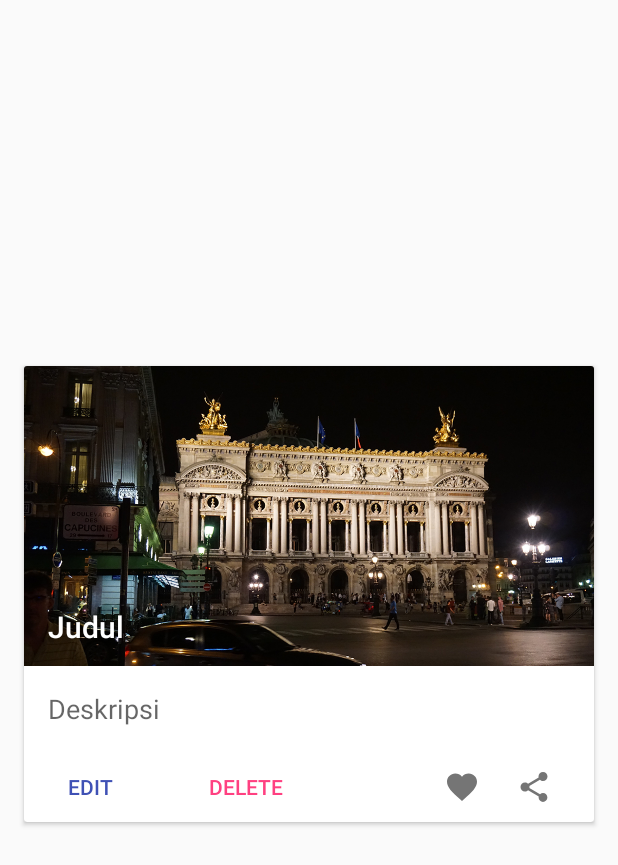
After one commit to arddhanaza/RecyclerView3, an Android app: the layout item_list.xml on its own in the app's theme, with its tools: preview values and no code run, on a phone screen of 412 x 824 dp. The commit adds this screen. Shown: the top 865 px of the screen. Run offline under Robolectric (Android 15) with nearby library versions, the phone set to English and light mode, and no system bars.

Commit message:
RecyclerView List Card

```diff
--- a/app/build.gradle
+++ b/app/build.gradle
@@ -10,6 +10,7 @@ android {
         versionCode 1
         versionName "1.0"
         testInstrumentationRunner "android.support.test.runner.AndroidJUnitRunner"
+        vectorDrawables.useSupportLibrary = true
     }
     buildTypes {
         release {
@@ -27,4 +28,6 @@ dependencies {
     compile 'com.android.support:appcompat-v7:24.2.1'
     compile 'com.android.support:design:24.2.1'
     testCompile 'junit:junit:4.12'
+    compile 'com.android.support:recyclerview-v7:24.2.1'
+    compile 'com.android.support:cardview-v7:24.2.1'
 }
--- /dev/null
+++ b/app/src/main/res/drawable/ic_favorite_black_24dp.xml
@@ -0,0 +1,9 @@
+<vector xmlns:android="http://schemas.android.com/apk/res/android"
+    android:width="24dp"
+    android:height="24dp"
+    android:viewportHeight="24.0"
+    android:viewportWidth="24.0">
+    <path
+        android:fillColor="#FF000000"
+        android:pathData="M12,21.35l-1.45,-1.32C5.4,15.36 2,12.28 2,8.5 2,5.42 4.42,3 7.5,3c1.74,0 3.41,0.81 4.5,2.09C13.09,3.81 14.76,3 16.5,3 19.58,3 22,5.42 22,8.5c0,3.78 -3.4,6.86 -8.55,11.54L12,21.35z" />
+</vector>
--- /dev/null
+++ b/app/src/main/res/drawable/ic_share_black_24dp.xml
@@ -0,0 +1,9 @@
+<vector xmlns:android="http://schemas.android.com/apk/res/android"
+    android:width="24dp"
+    android:height="24dp"
+    android:viewportHeight="24.0"
+    android:viewportWidth="24.0">
+    <path
+        android:fillColor="#FF000000"
+        android:pathData="M18,16.08c-0.76,0 -1.44,0.3 -1.96,0.77L8.91,12.7c0.05,-0.23 0.09,-0.46 0.09,-0.7s-0.04,-0.47 -0.09,-0.7l7.05,-4.11c0.54,0.5 1.25,0.81 2.04,0.81 1.66,0 3,-1.34 3,-3s-1.34,-3 -3,-3 -3,1.34 -3,3c0,0.24 0.04,0.47 0.09,0.7L8.04,9.81C7.5,9.31 6.79,9 6,9c-1.66,0 -3,1.34 -3,3s1.34,3 3,3c0.79,0 1.5,-0.31 2.04,-0.81l7.12,4.16c-0.05,0.21 -0.08,0.43 -0.08,0.65 0,1.61 1.31,2.92 2.92,2.92 1.61,0 2.92,-1.31 2.92,-2.92s-1.31,-2.92 -2.92,-2.92z" />
+</vector>
--- /dev/null
+++ b/app/src/main/res/layout/item_list.xml
@@ -0,0 +1,88 @@
+<?xml version="1.0" encoding="utf-8"?>
+<android.support.v7.widget.CardView xmlns:android="http://schemas.android.com/apk/res/android"
+    xmlns:app="http://schemas.android.com/apk/res-auto"
+    xmlns:tools="http://schemas.android.com/tools"
+    android:id="@+id/cardView"
+    android:layout_width="match_parent"
+    android:layout_height="304dp"
+    android:layout_gravity="center"
+    android:layout_marginBottom="@dimen/activity_vertical_margin"
+    android:layout_marginLeft="@dimen/activity_horizontal_margin"
+    android:layout_marginRight="@dimen/activity_horizontal_margin"
+    android:foreground="?attr/selectableItemBackground">
+
+    <RelativeLayout
+        android:layout_width="match_parent"
+        android:layout_height="wrap_content">
+
+        <ImageView
+            android:id="@+id/imageView"
+            android:layout_width="match_parent"
+            android:layout_height="200dp"
+            android:scaleType="centerCrop"
+            tools:src="@drawable/a" />
+
+        <TextView
+            android:id="@+id/textViewJudul"
+            android:layout_width="match_parent"
+            android:layout_height="40dp"
+            android:layout_alignBottom="@id/imageView"
+            android:layout_marginLeft="16dp"
+            android:textAppearance="@style/TextAppearance.AppCompat.Title"
+            android:textColor="@android:color/white"
+            tools:text="Judul" />
+
+        <TextView
+            android:id="@+id/textViewDeskripsi"
+            android:layout_width="match_parent"
+            android:layout_height="wrap_content"
+            android:layout_below="@id/imageView"
+            android:ellipsize="end"
+            android:maxLines="1"
+            android:padding="16dp"
+            android:textAppearance="@style/TextAppearance.AppCompat.Medium"
+            tools:text="Deskripsi" />
+
+        <Button
+            android:id="@+id/buttonEdit"
+            style="?android:attr/borderlessButtonStyle"
+            android:layout_width="wrap_content"
+            android:layout_height="wrap_content"
+            android:layout_below="@id/textViewDeskripsi"
+            android:text="EDIT"
+            android:textColor="@color/colorPrimary" />
+
+        <Button
+            android:id="@+id/buttonDelete"
+            style="?android:attr/borderlessButtonStyle"
+            android:layout_width="wrap_content"
+            android:layout_height="wrap_content"
+            android:layout_below="@id/textViewDeskripsi"
+            android:layout_marginLeft="16dp"
+            android:layout_toRightOf="@id/buttonEdit"
+            android:text="DELETE"
+            android:textColor="@color/colorAccent" />
+
+        <ImageButton
+            android:id="@+id/buttonFavorite"
+            style="?android:attr/borderlessButtonStyle"
+            android:layout_width="48dp"
+            android:layout_height="48dp"
+            android:layout_below="@id/textViewDeskripsi"
+            android:layout_toLeftOf="@+id/buttonShare"
+            android:tint="#757575"
+            app:srcCompat="@drawable/ic_favorite_black_24dp" />
+
+        <ImageButton
+            android:id="@+id/buttonShare"
+            style="?android:attr/borderlessButtonStyle"
+            android:layout_width="48dp"
+            android:layout_height="48dp"
+            android:layout_alignParentRight="true"
+            android:layout_below="@id/textViewDeskripsi"
+            android:layout_marginRight="16dp"
+            android:tint="#757575"
+            app:srcCompat="@drawable/ic_share_black_24dp" />
+
+    </RelativeLayout>
+</android.support.v7.widget.CardView>
```
Also changed, not shown: app/src/main/java/id/sch/smktelkom_mlg/learn/recyclerview3/MainActivity.java (+36 -0 lines), app/src/main/java/id/sch/smktelkom_mlg/learn/recyclerview3/adapter/HotelAdapter.java (added, +61 -0 lines), app/src/main/java/id/sch/smktelkom_mlg/learn/recyclerview3/model/Hotel.java (added, +19 -0 lines), app/src/main/res/drawable/ic_add_black_24dp.xml (added, +9 -0 lines), app/src/main/res/drawable/ic_camera_black_24dp.xml (added, +9 -0 lines), app/src/main/res/drawable/ic_search_black_24dp.xml (added, +9 -0 lines), app/src/main/res/layout/content_main.xml (+4 -12 lines), app/src/main/res/values/arrays.xml (added, +95 -0 lines), app/src/main/res/drawable/a.png (added), app/src/main/res/drawable/c.png (added), app/src/main/res/drawable/d.png (added), app/src/main/res/drawable/e.png (added), app/src/main/res/drawable/f.png (added), 1 other file.
